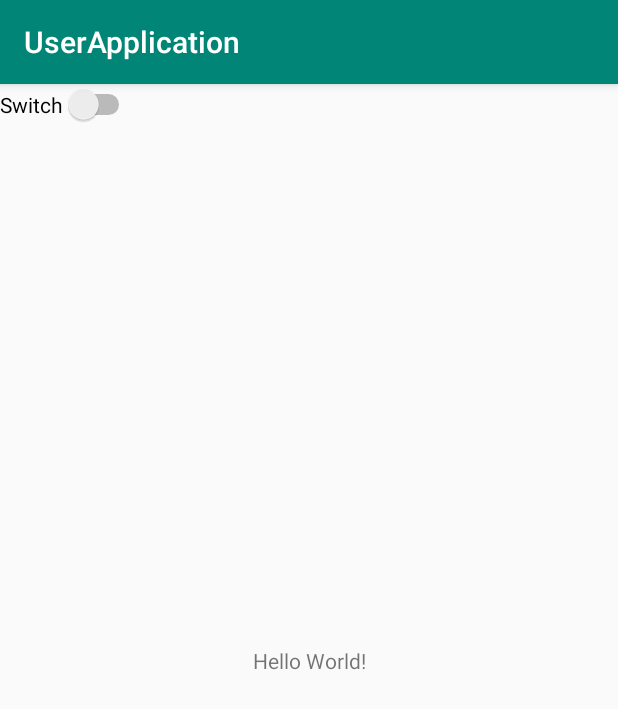
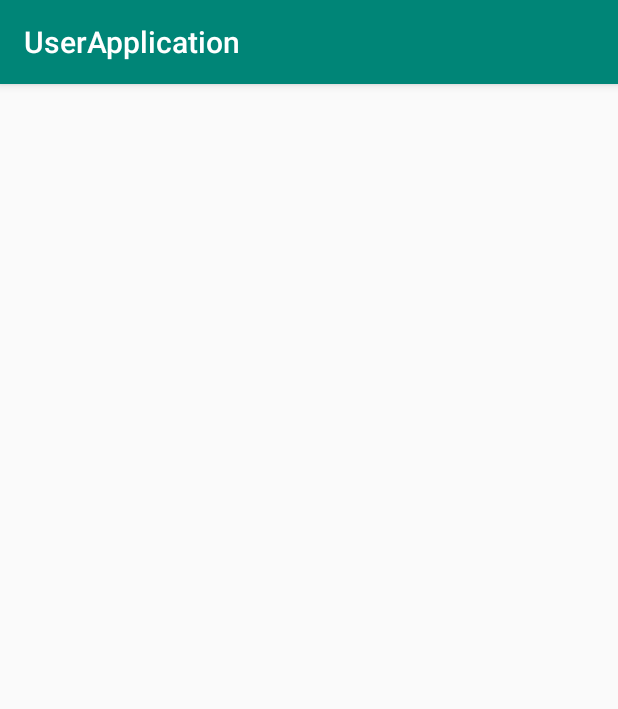
Before and after one commit to hunorarnold/ScrumPoker2.0, an Android app: the screen it shows after launch (MainActivity), on a phone screen of 412 x 824 dp. Shown: the top 709 px of the screen. Run offline under Robolectric (Android 15) with nearby library versions, the phone set to English and light mode, and no system bars.

Commit message:
Connected to FireBase

```diff
--- a/UserApplcation/app/build.gradle
+++ b/UserApplcation/app/build.gradle
@@ -20,6 +20,7 @@ android {
 }
 
 dependencies {
+    implementation 'com.google.firebase:firebase-analytics:17.2.0'
     implementation fileTree(dir: 'libs', include: ['*.jar'])
     implementation 'androidx.appcompat:appcompat:1.0.2'
     implementation 'androidx.constraintlayout:constraintlayout:1.1.3'
@@ -27,3 +28,5 @@ dependencies {
     androidTestImplementation 'androidx.test.ext:junit:1.1.0'
     androidTestImplementation 'androidx.test.espresso:espresso-core:3.1.1'
 }
+
+apply plugin: 'com.google.gms.google-services'
--- a/UserApplcation/app/src/main/res/layout/activity_main.xml
+++ b/UserApplcation/app/src/main/res/layout/activity_main.xml
@@ -4,23 +4,4 @@
     xmlns:tools="http://schemas.android.com/tools"
     android:layout_width="match_parent"
     android:layout_height="match_parent"
-    tools:context=".MainActivity">
-
-    <TextView
-        android:layout_width="wrap_content"
-        android:layout_height="wrap_content"
-        android:text="Hello World!"
-        app:layout_constraintBottom_toBottomOf="parent"
-        app:layout_constraintLeft_toLeftOf="parent"
-        app:layout_constraintRight_toRightOf="parent"
-        app:layout_constraintTop_toTopOf="parent" />
-
-    <Switch
-        android:id="@+id/switch1"
-        android:layout_width="wrap_content"
-        android:layout_height="wrap_content"
-        android:text="Switch"
-        tools:layout_editor_absoluteX="128dp"
-        tools:layout_editor_absoluteY="458dp" />
-
-</androidx.constraintlayout.widget.ConstraintLayout>
+    tools:context=".MainActivity"/>
--- a/UserApplcation/build.gradle
+++ b/UserApplcation/build.gradle
@@ -8,7 +8,7 @@ buildscript {
     }
     dependencies {
         classpath 'com.android.tools.build:gradle:3.5.1'
-
+        classpath 'com.google.gms:google-services:4.3.2'
         // NOTE: Do not place your application dependencies here; they belong
         // in the individual module build.gradle files
     }
```
Also changed, not shown: 2 other files.
